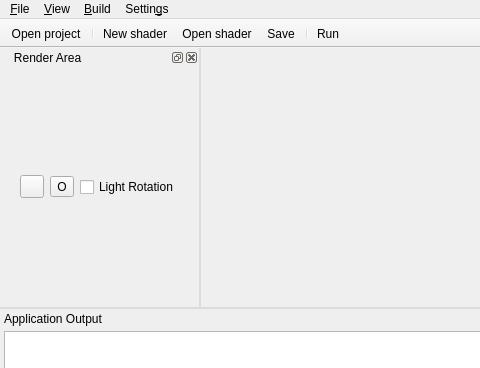
Old version of the form forms/MainWindow.ui in the repository ethiago/shader-labs; both pictures show x 0 to 480 and y 0 to 368 of the 743 by 526 pixel window.
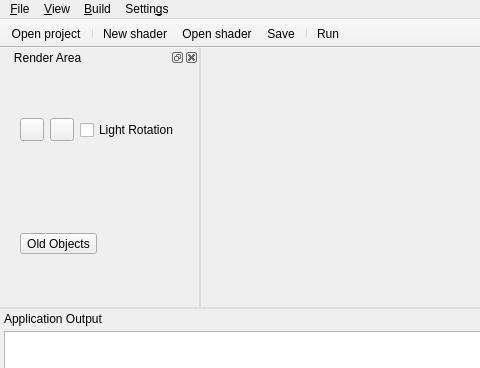
New version of the form. Icons and pictures are not drawn.

```diff
--- a/forms/MainWindow.ui
+++ b/forms/MainWindow.ui
@@ -214,7 +214,14 @@
           <item>
            <widget class="QToolButton" name="originButton">
             <property name="text">
-             <string>O</string>
+             <string/>
+            </property>
+            <property name="icon">
+             <iconset resource="../shaderlab.qrc">
+              <normaloff>:/ico/origin</normaloff>:/ico/origin</iconset>
+            </property>
+            <property name="checkable">
+             <bool>true</bool>
             </property>
            </widget>
           </item>
@@ -228,6 +235,47 @@
          </layout>
         </widget>
        </item>
+       <item>
+        <widget class="QWidget" name="optionsContents2" native="true">
+         <property name="sizePolicy">
+          <sizepolicy hsizetype="Minimum" vsizetype="Minimum">
+           <horstretch>0</horstretch>
+           <verstretch>0</verstretch>
+          </sizepolicy>
+         </property>
+         <layout class="QHBoxLayout" name="horizontalLayout_2">
+          <property name="topMargin">
+           <number>0</number>
+          </property>
+          <property name="bottomMargin">
+           <number>0</number>
+          </property>
+          <item>
+           <widget class="QToolButton" name="objectsVisibility">
+            <property name="text">
+             <string>Old Objects</string>
+            </property>
+            <property name="checkable">
+             <bool>true</bool>
+            </property>
+           </widget>
+          </item>
+          <item>
+           <spacer name="horizontalSpacer">
+            <property name="orientation">
+             <enum>Qt::Horizontal</enum>
+            </property>
+            <property name="sizeHint" stdset="0">
+             <size>
+              <width>40</width>
+              <height>20</height>
+             </size>
+            </property>
+           </spacer>
+          </item>
+         </layout>
+        </widget>
+       </item>
       </layout>
      </item>
     </layout>
```
